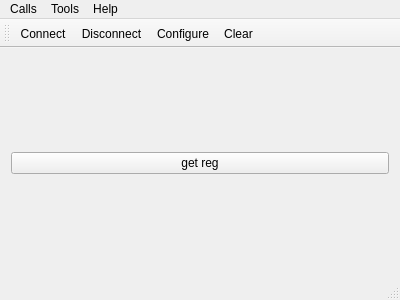
nowhard/LEVEL_GAGE_TEST_QT, file level_gage_test/mainwindow.ui: the form before one commit.
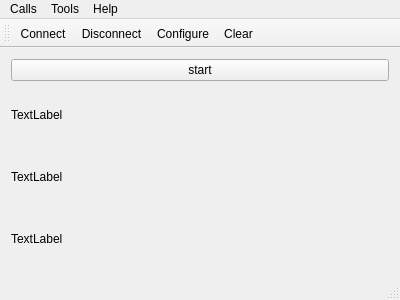
The form after the commit. Icons and pictures are not drawn.

What changed in the file:
```diff
--- a/level_gage_test/mainwindow.ui
+++ b/level_gage_test/mainwindow.ui
@@ -18,7 +18,28 @@
     <item>
      <widget class="QPushButton" name="getRtuRegister">
       <property name="text">
-       <string>get reg</string>
+       <string>start</string>
+      </property>
+     </widget>
+    </item>
+    <item>
+     <widget class="QLabel" name="pot_1">
+      <property name="text">
+       <string>TextLabel</string>
+      </property>
+     </widget>
+    </item>
+    <item>
+     <widget class="QLabel" name="pot_2">
+      <property name="text">
+       <string>TextLabel</string>
+      </property>
+     </widget>
+    </item>
+    <item>
+     <widget class="QLabel" name="sensor">
+      <property name="text">
+       <string>TextLabel</string>
       </property>
      </widget>
     </item>
```
